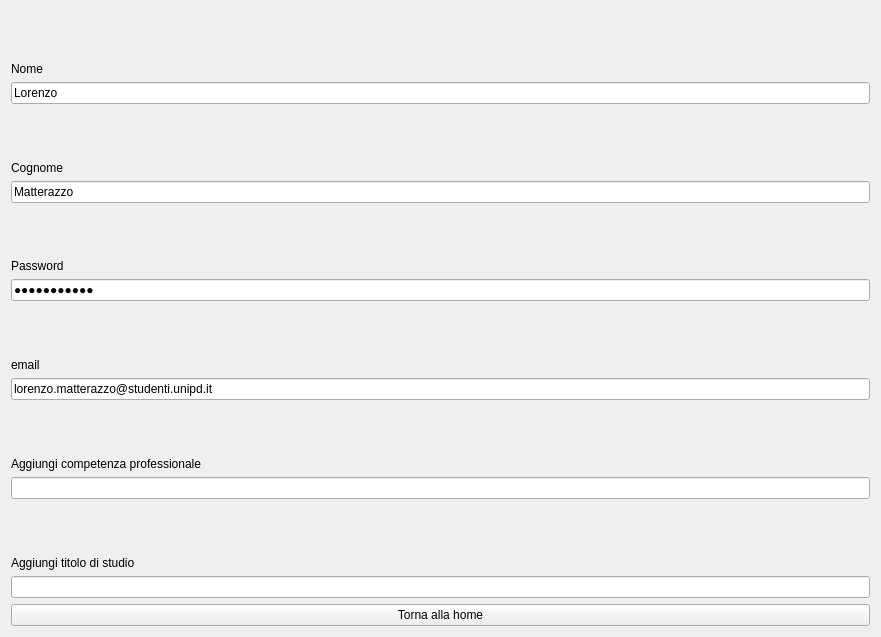
Old version of the form profilo_personale.ui in the repository LorenzoMatt/ProgeettoP2.
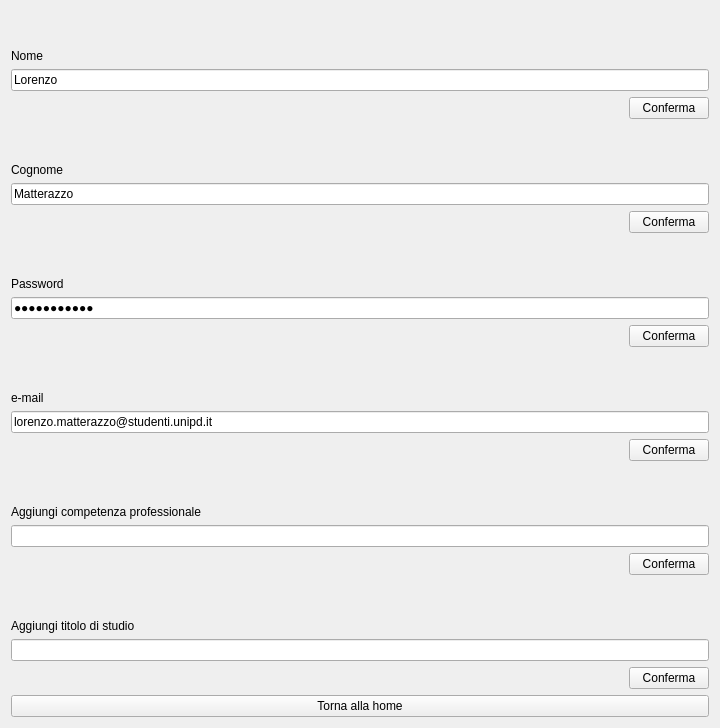
New version of the form.

```diff
--- a/profilo_personale.ui
+++ b/profilo_personale.ui
@@ -6,8 +6,8 @@
    <rect>
     <x>0</x>
     <y>0</y>
-    <width>881</width>
-    <height>637</height>
+    <width>720</width>
+    <height>728</height>
    </rect>
   </property>
   <property name="windowTitle">
@@ -36,6 +36,13 @@
        </property>
       </widget>
      </item>
+     <item alignment="Qt::AlignRight">
+      <widget class="QPushButton" name="pushButton">
+       <property name="text">
+        <string>Conferma</string>
+       </property>
+      </widget>
+     </item>
      <item>
       <widget class="QLabel" name="label_3">
        <property name="text">
@@ -56,6 +63,13 @@
        </property>
       </widget>
      </item>
+     <item alignment="Qt::AlignRight">
+      <widget class="QPushButton" name="pushButton_2">
+       <property name="text">
+        <string>Conferma</string>
+       </property>
+      </widget>
+     </item>
      <item>
       <widget class="QLabel" name="label_4">
        <property name="text">
@@ -79,10 +93,17 @@
        </property>
       </widget>
      </item>
+     <item alignment="Qt::AlignRight">
+      <widget class="QPushButton" name="pushButton_4">
+       <property name="text">
+        <string>Conferma</string>
+       </property>
+      </widget>
+     </item>
      <item>
       <widget class="QLabel" name="label_8">
        <property name="text">
-        <string>email</string>
+        <string>e-mail</string>
        </property>
        <property name="alignment">
         <set>Qt::AlignBottom|Qt::AlignLeading|Qt::AlignLeft</set>
@@ -99,6 +120,13 @@
        </property>
       </widget>
      </item>
+     <item alignment="Qt::AlignRight">
+      <widget class="QPushButton" name="pushButton_5">
+       <property name="text">
+        <string>Conferma</string>
+       </property>
+      </widget>
+     </item>
      <item>
       <widget class="QLabel" name="label_9">
        <property name="text">
@@ -115,6 +143,13 @@
      <item>
       <widget class="QLineEdit" name="lineEdit_7"/>
      </item>
+     <item alignment="Qt::AlignRight">
+      <widget class="QPushButton" name="pushButton_6">
+       <property name="text">
+        <string>Conferma</string>
+       </property>
+      </widget>
+     </item>
      <item>
       <widget class="QLabel" name="label_10">
        <property name="text">
@@ -131,6 +166,13 @@
      <item>
       <widget class="QLineEdit" name="lineEdit_8"/>
      </item>
+     <item alignment="Qt::AlignRight">
+      <widget class="QPushButton" name="pushButton_7">
+       <property name="text">
+        <string>Conferma</string>
+       </property>
+      </widget>
+     </item>
      <item>
       <widget class="QPushButton" name="pushButton_3">
        <property name="text">
```
